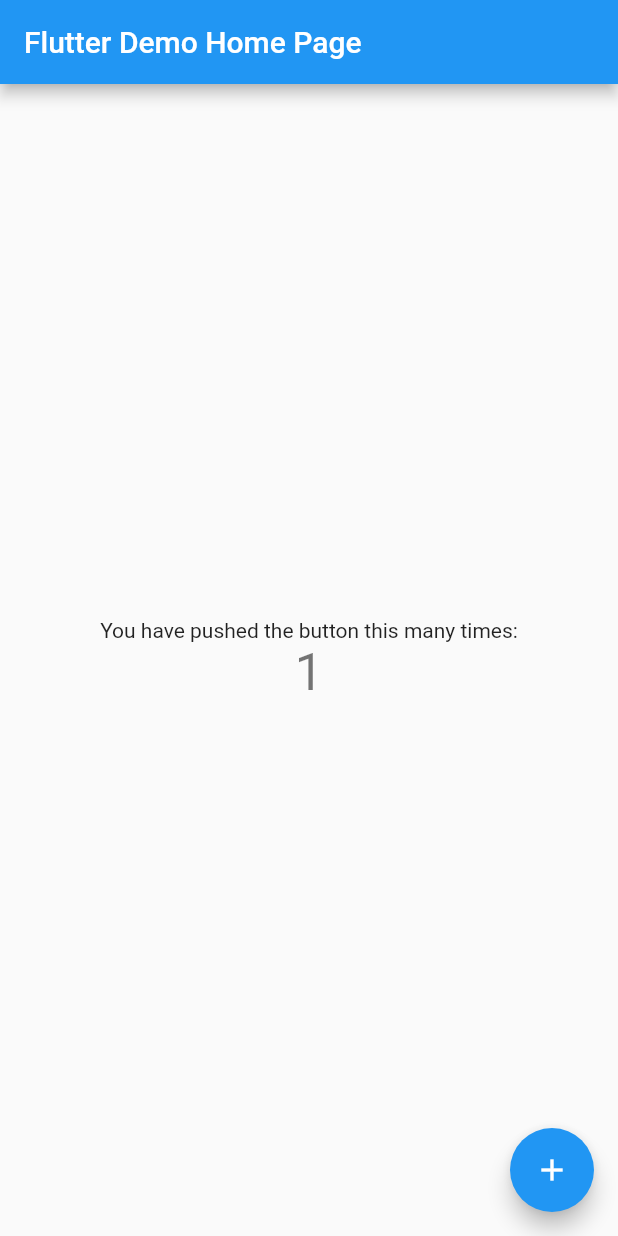
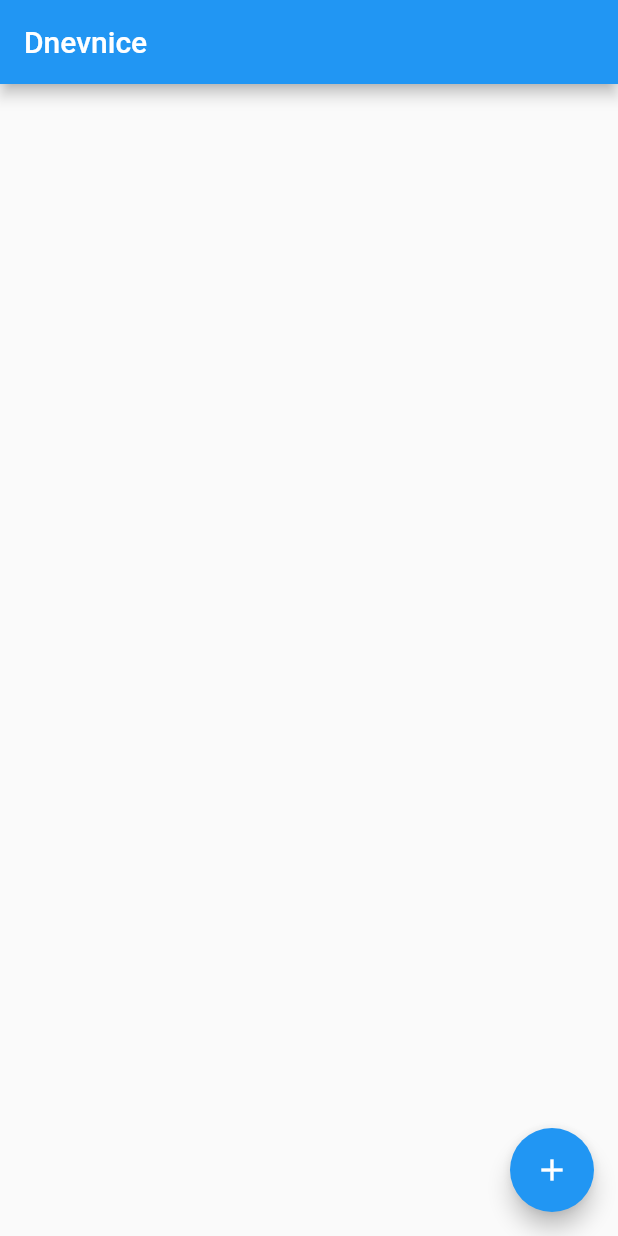
Before and after one commit to zavovkci/dnevnice_flutter, a Flutter app: the screen it shows after launch, after a tap on the "add" icon, on a phone screen of 412 x 824 dp. Run offline on Flutter 3.47's test engine with Material 2 defaults, Android fonts, the light colour scheme and no system bars.

Commit message:
chore(main): cleanup of example template

```diff
--- a/lib/main.dart
+++ b/lib/main.dart
@@ -7,39 +7,21 @@
 class MyApp extends StatelessWidget {
   const MyApp({Key? key}) : super(key: key);
 
-  // This widget is the root of your application.
   @override
   Widget build(BuildContext context) {
     return MaterialApp(
-      title: 'Flutter Demo',
+      title: 'Dnevnice',
+      debugShowCheckedModeBanner: false,
       theme: ThemeData(
-        // This is the theme of your application.
-        //
-        // Try running your application with "flutter run". You'll see the
-        // application has a blue toolbar. Then, without quitting the app, try
-        // changing the primarySwatch below to Colors.green and then invoke
-        // "hot reload" (press "r" in the console where you ran "flutter run",
-        // or simply save your changes to "hot reload" in a Flutter IDE).
-        // Notice that the counter didn't reset back to zero; the application
-        // is not restarted.
         primarySwatch: Colors.blue,
       ),
-      home: const MyHomePage(title: 'Flutter Demo Home Page'),
+      home: const MyHomePage(title: 'Dnevnice'),
     );
   }
 }
 
 class MyHomePage extends StatefulWidget {
   const MyHomePage({Key? key, required this.title}) : super(key: key);
-
-  // This widget is the home page of your application. It is stateful, meaning
-  // that it has a State object (defined below) that contains fields that affect
-  // how it looks.
-
-  // This class is the configuration for the state. It holds the values (in this
-  // case the title) provided by the parent (in this case the App widget) and
-  // used by the build method of the State. Fields in a Widget subclass are
-  // always marked "final".
 
   final String title;
 
@@ -48,68 +30,25 @@
 }
 
 class _MyHomePageState extends State<MyHomePage> {
-  int _counter = 0;
-
-  void _incrementCounter() {
-    setState(() {
-      // This call to setState tells the Flutter framework that something has
-      // changed in this State, which causes it to rerun the build method below
-      // so that the display can reflect the updated values. If we changed
-      // _counter without calling setState(), then the build method would not be
-      // called again, and so nothing would appear to happen.
-      _counter++;
-    });
-  }
 
   @override
   Widget build(BuildContext context) {
-    // This method is rerun every time setState is called, for instance as done
-    // by the _incrementCounter method above.
-    //
-    // The Flutter framework has been optimized to make rerunning build methods
-    // fast, so that you can just rebuild anything that needs updating rather
-    // than having to individually change instances of widgets.
     return Scaffold(
       appBar: AppBar(
-        // Here we take the value from the MyHomePage object that was created by
-        // the App.build method, and use it to set our appbar title.
         title: Text(widget.title),
       ),
       body: Center(
-        // Center is a layout widget. It takes a single child and positions it
-        // in the middle of the parent.
         child: Column(
-          // Column is also a layout widget. It takes a list of children and
-          // arranges them vertically. By default, it sizes itself to fit its
-          // children horizontally, and tries to be as tall as its parent.
-          //
-          // Invoke "debug painting" (press "p" in the console, choose the
-          // "Toggle Debug Paint" action from the Flutter Inspector in Android
-          // Studio, or the "Toggle Debug Paint" command in Visual Studio Code)
-          // to see the wireframe for each widget.
-          //
-          // Column has various properties to control how it sizes itself and
-          // how it positions its children. Here we use mainAxisAlignment to
-          // center the children vertically; the main axis here is the vertical
-          // axis because Columns are vertical (the cross axis would be
-          // horizontal).
           mainAxisAlignment: MainAxisAlignment.center,
           children: <Widget>[
-            const Text(
-              'You have pushed the button this many times:',
-            ),
-            Text(
-              '$_counter',
-              style: Theme.of(context).textTheme.headline4,
-            ),
           ],
         ),
       ),
       floatingActionButton: FloatingActionButton(
-        onPressed: _incrementCounter,
-        tooltip: 'Increment',
+        onPressed: () {},
+        tooltip: 'Novi nalog',
         child: const Icon(Icons.add),
-      ), // This trailing comma makes auto-formatting nicer for build methods.
+      ),
     );
   }
 }
```
